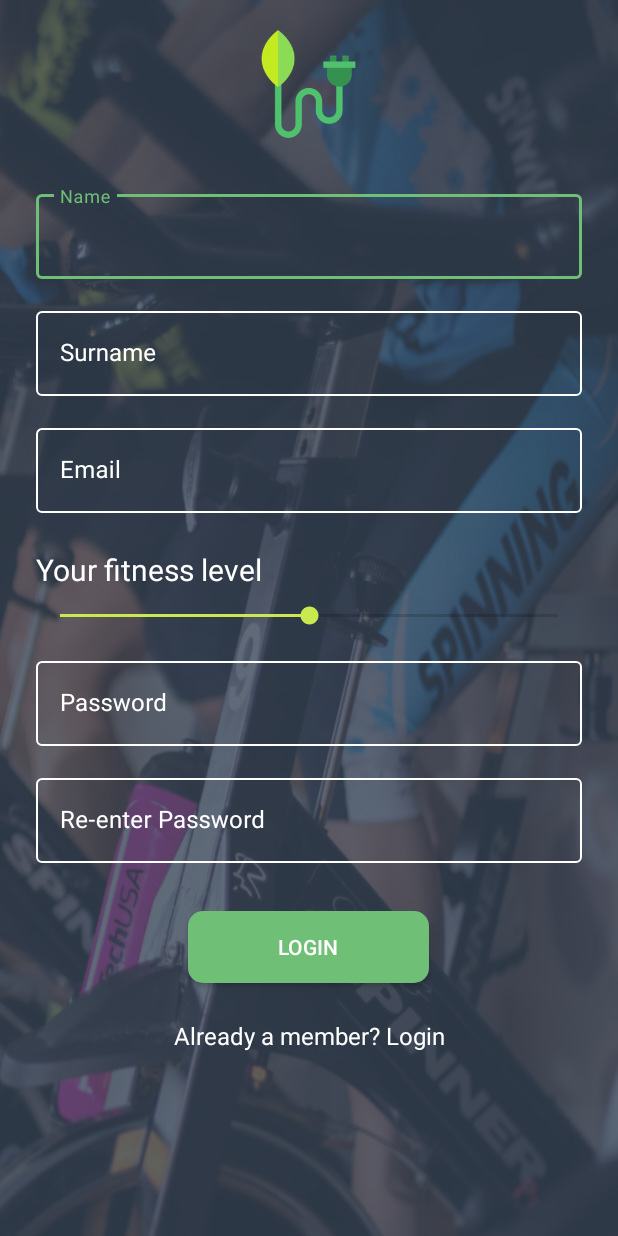
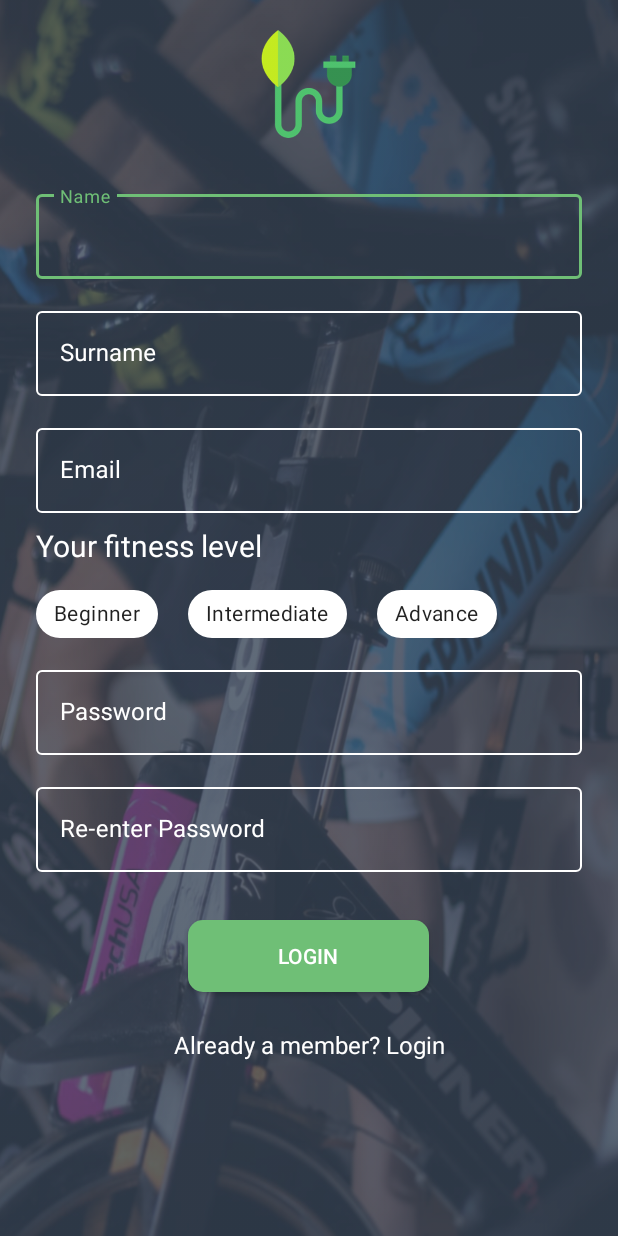
Before and after one commit to MarcoMochi/Green-Spinning-app-, an Android app: the SignupActivity screen opened directly, with no data from a screen before it, on a phone screen of 412 x 824 dp. Run offline under Robolectric (Android 15) with nearby library versions, the phone set to English and light mode, and no system bars; our stand-ins replace ButterKnife.

Commit message:
modificato il colore sotto e aggiunti i chip

```diff
--- a/app/src/main/java/com/example/greenspinning/SignupActivity.java
+++ b/app/src/main/java/com/example/greenspinning/SignupActivity.java
@@ -18,10 +18,6 @@ import butterknife.BindView;
 public class SignupActivity extends AppCompatActivity {
     private static final String TAG = "SignupActivity";
 
-    private SeekBar seekbar;
-    private TextView progressTextView;
-
-
     @BindView(R.id.input_name) EditText _nameText;
     @BindView(R.id.input_address) EditText _addressText;
     @BindView(R.id.input_email) EditText _emailText;
@@ -35,11 +31,7 @@ public class SignupActivity extends AppCompatActivity {
         super.onCreate(savedInstanceState);
         setContentView(R.layout.activity_signup);
         ButterKnife.bind(this);
-        seekbar = (SeekBar) findViewById(R.id.seekbar);
-        progressTextView = (TextView) findViewById(R.id.progress);
-        seekbar.setMax(3);
-        seekbar.setProgress(2);
-        _signupButton.setOnClickListener(new View.OnClickListener() {
+                _signupButton.setOnClickListener(new View.OnClickListener() {
             @Override
             public void onClick(View v) {
                 signup();
@@ -56,33 +48,6 @@ public class SignupActivity extends AppCompatActivity {
                 overridePendingTransition(R.anim.push_left_in, R.anim.push_left_out);
             }
         });
-
-        // perform seek bar change listener event used for getting the progress value
-        seekbar.setOnSeekBarChangeListener(new SeekBar.OnSeekBarChangeListener() {
-            int progressChangedValue = 0;
-
-            public void onProgressChanged(SeekBar seekBar, int progress, boolean fromUser) {
-                progressChangedValue = progress;
-            }
-
-            public void onStartTrackingTouch(SeekBar seekBar) {
-                // TODO Auto-generated method stub
-            }
-
-            public void onStopTrackingTouch(SeekBar seekBar) {
-                if (progressChangedValue == 1){
-                    progressTextView.setText("I'm a beginner");
-                }
-                else if (progressChangedValue == 2){
-                    progressTextView.setText("I'm an intermediate");
-                }
-                else {
-                    progressTextView.setText("I'm an advanced");
-                }
-
-            }
-        });
-
 
     }
 
--- /dev/null
+++ b/app/src/main/res/color/bg_chip_state_list.xml
@@ -0,0 +1,5 @@
+<?xml version="1.0" encoding="utf-8"?>
+<selector xmlns:android="http://schemas.android.com/apk/res/android">
+    <item android:color="@color/colorPrimary" android:state_checked="true" />
+    <item android:color="@color/white" />
+</selector>
--- /dev/null
+++ b/app/src/main/res/color/bnv_tab.xml
@@ -0,0 +1,5 @@
+<?xml version="1.0" encoding="utf-8"?>
+<selector xmlns:android="http://schemas.android.com/apk/res/android">
+    <item android:color="@color/iron" android:state_selected="true" />
+    <item android:color="@color/white"  />
+</selector>
--- a/app/src/main/res/layout/activity_main.xml
+++ b/app/src/main/res/layout/activity_main.xml
@@ -28,9 +28,6 @@
             android:layout_width="match_parent"
             android:layout_height="wrap_content"
             android:layout_alignParentBottom="true"
-            app:itemBackground="@color/colorPrimary"
-            app:itemIconTint="@color/white"
-            app:itemTextColor="@color/white"
             app:itemHorizontalTranslationEnabled="true"
             app:menu="@menu/bottom_navigation_main" />
     </RelativeLayout>
--- a/app/src/main/res/layout/activity_news.xml
+++ b/app/src/main/res/layout/activity_news.xml
@@ -27,9 +27,9 @@
             android:layout_width="match_parent"
             android:layout_height="wrap_content"
             android:layout_alignParentBottom="true"
-            app:itemBackground="@color/colorPrimary"
-            app:itemIconTint="@color/white"
-            app:itemTextColor="@color/white"
+            app:itemBackground="@color/colorPrimaryDark"
+            app:itemIconTint="@color/bnv_tab"
+            app:itemTextColor="@color/bnv_tab"
             app:itemHorizontalTranslationEnabled="true"
             app:menu="@menu/bottom_navigation_main" />
 
--- a/app/src/main/res/layout/activity_signup.xml
+++ b/app/src/main/res/layout/activity_signup.xml
@@ -75,21 +75,44 @@
         <TextView
             android:layout_width="wrap_content"
             android:layout_height="wrap_content"
-            android:paddingTop="@dimen/activity_vertical_margin"
             android:id="@+id/progress"
             android:textSize="20sp"
             android:textColor="@color/white"
             android:text="Your fitness level"
+            android:layout_marginBottom="8dp"
             />
-        <SeekBar
-            android:id="@+id/seekbar"
+        <com.google.android.material.chip.ChipGroup
+            android:id="@+id/choice_chip_group"
             android:layout_width="match_parent"
             android:layout_height="wrap_content"
-            android:layout_marginTop="8dp"
-            android:layout_marginBottom="8dp"
-            android:text="Fitness experience"
-            android:min="1"
-            android:max="3"/>
+            app:chipSpacingHorizontal="20dp"
+            app:singleSelection="true">
+
+            <com.google.android.material.chip.Chip
+                style="@style/Widget.MaterialComponents.Chip.Choice"
+                android:id="@+id/beginner_chip"
+                android:layout_width="wrap_content"
+                android:layout_height="wrap_content"
+                android:text="Beginner"
+                app:chipBackgroundColor="@color/bg_chip_state_list"/>
+
+            <com.google.android.material.chip.Chip
+                style="@style/Widget.MaterialComponents.Chip.Choice"
+                android:id="@+id/intermediate_chip"
+                android:layout_width="wrap_content"
+                android:layout_height="wrap_content"
+                android:text="Intermediate"
+                app:chipBackgroundColor="@color/bg_chip_state_list"/>
+
+            <com.google.android.material.chip.Chip
+                style="@style/Widget.MaterialComponents.Chip.Choice"
+                android:id="@+id/advance_chip"
+                android:layout_width="wrap_content"
+                android:layout_height="wrap_content"
+                android:text="Advance"
+                app:chipBackgroundColor="@color/bg_chip_state_list"/>
+
+        </com.google.android.material.chip.ChipGroup>
 
         <!-- Password Label -->
         <com.google.android.material.textfield.TextInputLayout
--- a/app/src/main/res/layout/bottom_nav.xml
+++ b/app/src/main/res/layout/bottom_nav.xml
@@ -11,8 +11,8 @@
         android:layout_width="match_parent"
         android:layout_height="wrap_content"
         android:layout_alignParentBottom="true"
-        app:itemIconTint="@drawable/bottom_navigation_colors"
-        app:itemTextColor="@drawable/bottom_navigation_colors"
+        app:itemIconTint="@color/bnv_tab"
+        app:itemTextColor="@color/bnv_tab"
         app:menu="@menu/bottom_navigation_main" />
 
 </RelativeLayout>
```
Also changed, not shown: app/src/main/res/menu/bottom_navigation_main.xml (+3 -9 lines), app/src/main/res/values/styles.xml (line endings or trailing spaces).
